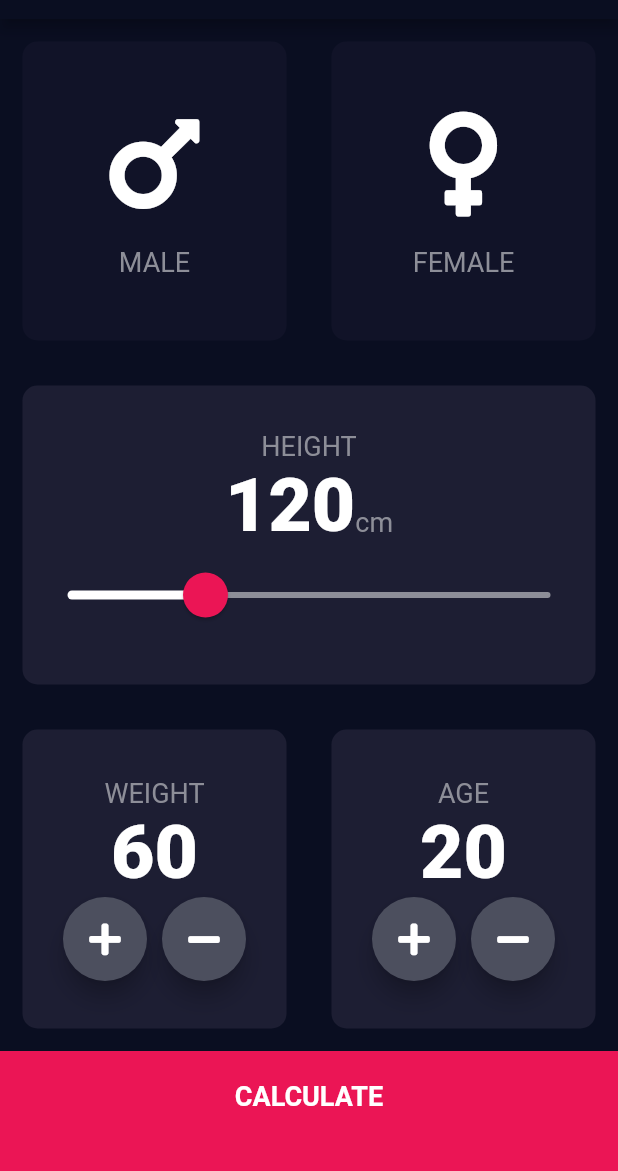
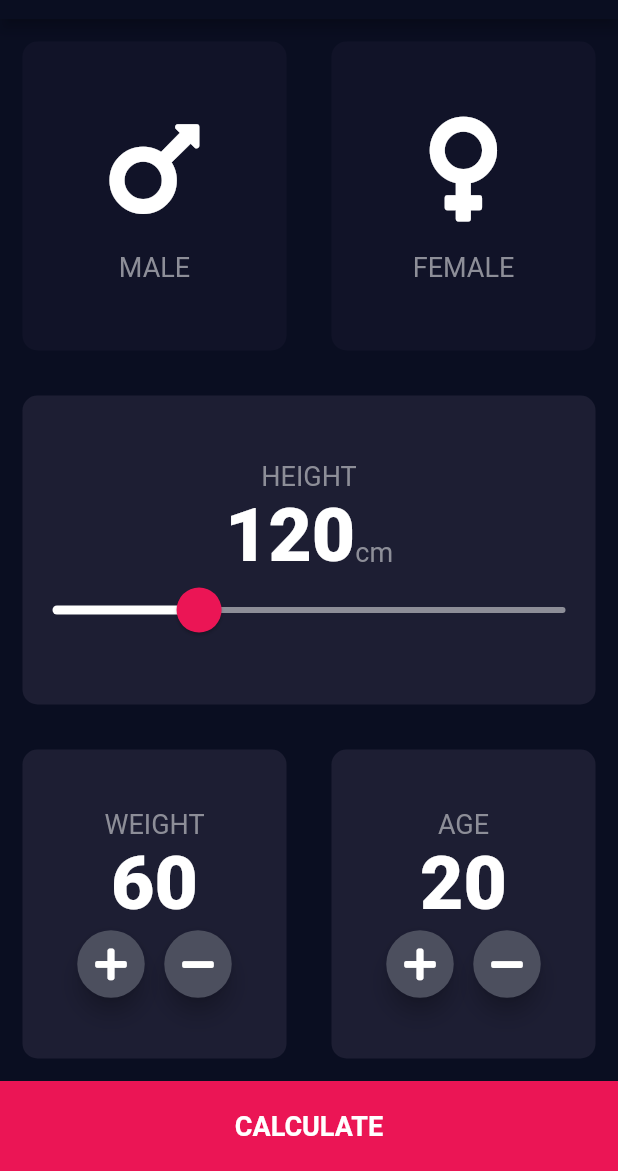
Before and after one commit to RobertWade/BMI-Calculator, a Flutter app: the screen it shows after launch, on a phone screen of 412 x 824 dp, the part 65-1236 px from its top. Run offline on Flutter 3.47's test engine with Material 2 defaults, Android fonts, the phone set to English and light mode, and no system bars; our stand-ins replace font_awesome_flutter.

Commit message:
minor UI tweaks after testing on iPhone 7

```diff
--- a/lib/components/bottom_button.dart
+++ b/lib/components/bottom_button.dart
@@ -14,7 +14,6 @@ class BottomButton extends StatelessWidget {
       child: Container(
         height: kBottomContainerHeight,
         color: kPrimaryColor,
-        padding: EdgeInsets.only(bottom: 20.0),
         child: Center(
           child: Text(
             buttonTitle,
--- a/lib/components/constants.dart
+++ b/lib/components/constants.dart
@@ -1,6 +1,6 @@
 import 'package:flutter/material.dart';
 
-const kBottomContainerHeight = 80.0;
+const kBottomContainerHeight = 60.0;
 const kActiveCardColor = Color(0xFF1D1E33);
 const kInactiveCardColor = Color(0xFF111328);
 const kPrimaryColor = Color(0xFFEB1555);
--- a/lib/input_page.dart
+++ b/lib/input_page.dart
@@ -96,7 +96,7 @@ class _InputPageState extends State<InputPage> {
                             thumbShape:
                                 RoundSliderThumbShape(enabledThumbRadius: 15),
                             overlayShape:
-                                RoundSliderOverlayShape(overlayRadius: 30),
+                                RoundSliderOverlayShape(overlayRadius: 20),
                             overlayColor: kShadePrimaryColor,
                             thumbColor: kPrimaryColor,
                             activeTrackColor: Colors.white,
@@ -246,8 +246,8 @@ class RoundIconButton extends StatelessWidget {
       shape: CircleBorder(),
       fillColor: Color(0xFF4C4F5E),
       constraints: BoxConstraints.tightFor(
-        width: 56.0,
-        height: 56.0,
+        width: 45.0,
+        height: 45.0,
       ),
       elevation: 6.0,
       onPressed: tapFunction,
```
Also changed, not shown: 2 other files.
